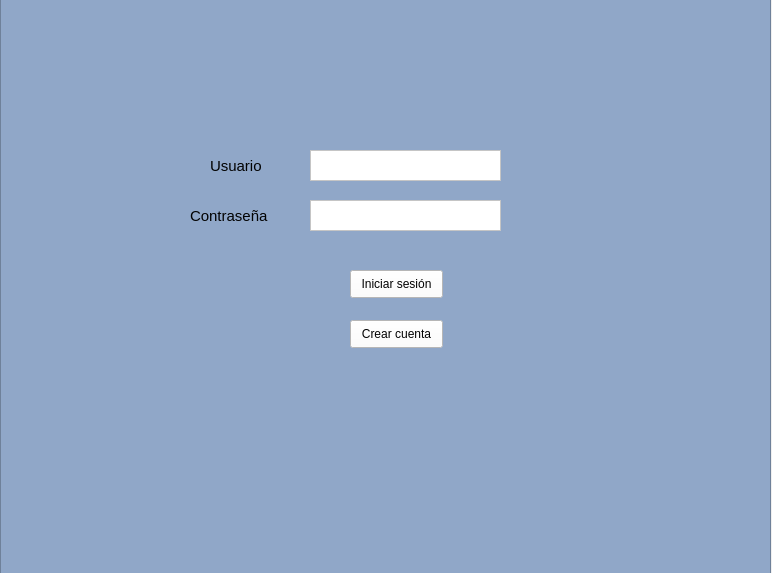
Before: the Qt Designer form proyecto.ui in Frakinatra/topicos-desarollo, drawn with Qt 5.
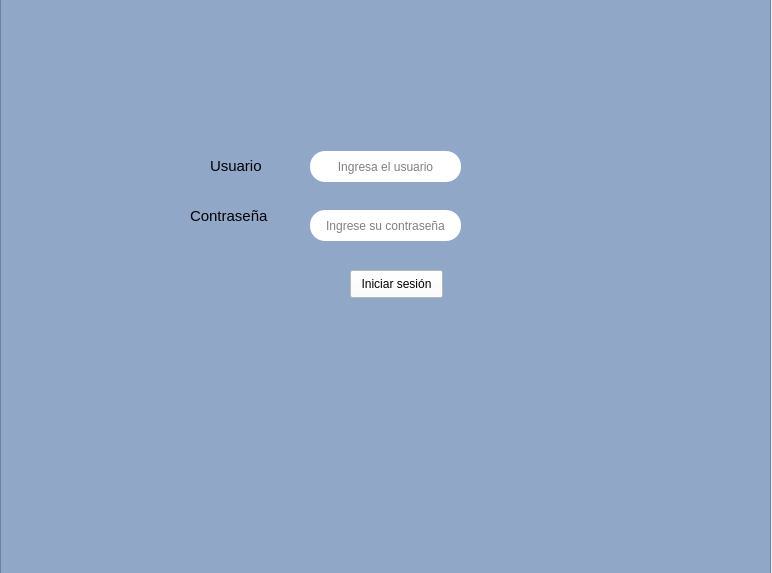
After: the same form once the commit is applied.

What changed in the file:
```diff
--- a/proyecto.ui
+++ b/proyecto.ui
@@ -49,22 +49,6 @@
      <string>Iniciar sesión</string>
     </property>
    </widget>
-   <widget class="QPushButton" name="pushButton_2">
-    <property name="geometry">
-     <rect>
-      <x>350</x>
-      <y>330</y>
-      <width>93</width>
-      <height>28</height>
-     </rect>
-    </property>
-    <property name="styleSheet">
-     <string notr="true">background-color: rgb(255, 255, 255);</string>
-    </property>
-    <property name="text">
-     <string>Crear cuenta</string>
-    </property>
-   </widget>
    <widget class="QLabel" name="label_2">
     <property name="geometry">
      <rect>
@@ -101,12 +85,12 @@
      <string>Usuario</string>
     </property>
    </widget>
-   <widget class="QTextEdit" name="textEdit">
+   <widget class="QLineEdit" name="lineEdit">
     <property name="geometry">
      <rect>
       <x>310</x>
-      <y>160</y>
-      <width>191</width>
+      <y>161</y>
+      <width>151</width>
       <height>31</height>
      </rect>
     </property>
@@ -114,15 +98,27 @@
      <bool>false</bool>
     </property>
     <property name="styleSheet">
-     <string notr="true">background-color: rgb(255, 255, 255);</string>
+     <string notr="true">border:NONE;
+border-radius:15px;
+background-color: rgb(255, 255, 255);
+</string>
+    </property>
+    <property name="text">
+     <string/>
+    </property>
+    <property name="alignment">
+     <set>Qt::AlignCenter</set>
+    </property>
+    <property name="placeholderText">
+     <string>Ingresa el usuario</string>
     </property>
    </widget>
-   <widget class="QTextEdit" name="textEdit_2">
+   <widget class="QLineEdit" name="lineEdit_2">
     <property name="geometry">
      <rect>
       <x>310</x>
-      <y>210</y>
-      <width>191</width>
+      <y>220</y>
+      <width>151</width>
       <height>31</height>
      </rect>
     </property>
@@ -130,7 +126,19 @@
      <bool>false</bool>
     </property>
     <property name="styleSheet">
-     <string notr="true">background-color: rgb(255, 255, 255);</string>
+     <string notr="true">border:NONE;
+border-radius:15px;
+background-color: rgb(255, 255, 255);
+</string>
+    </property>
+    <property name="text">
+     <string/>
+    </property>
+    <property name="alignment">
+     <set>Qt::AlignCenter</set>
+    </property>
+    <property name="placeholderText">
+     <string>Ingrese su contraseña</string>
     </property>
    </widget>
   </widget>
```
Left out of the diff: 9 changed lines with no effect on the pictures.
